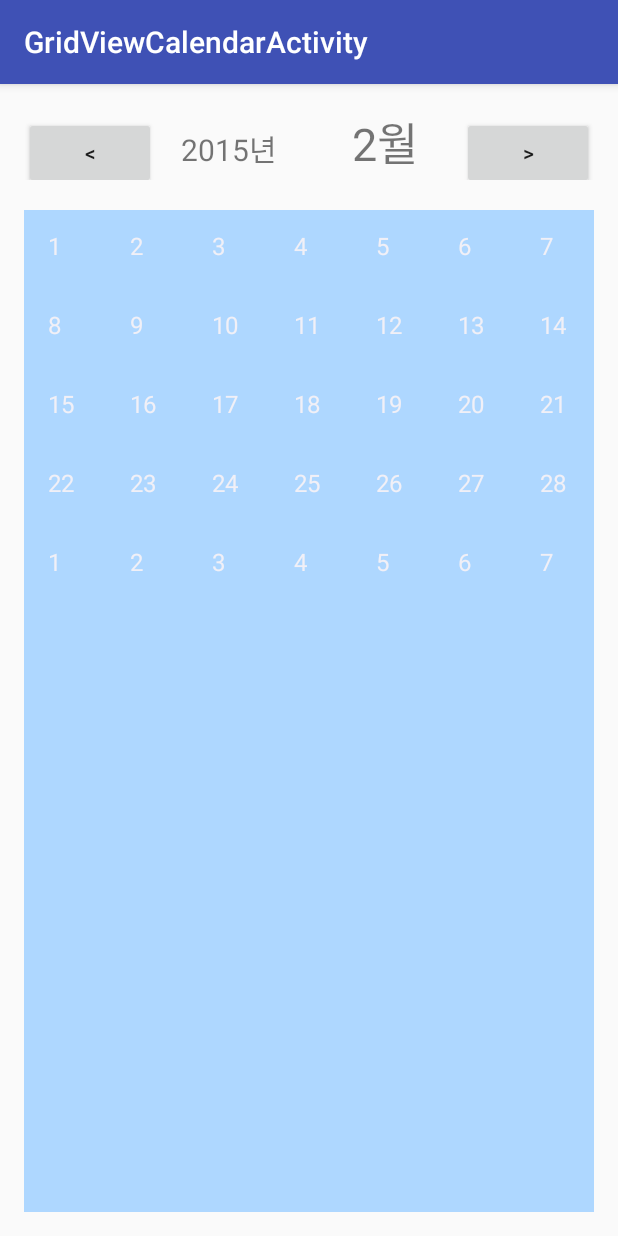
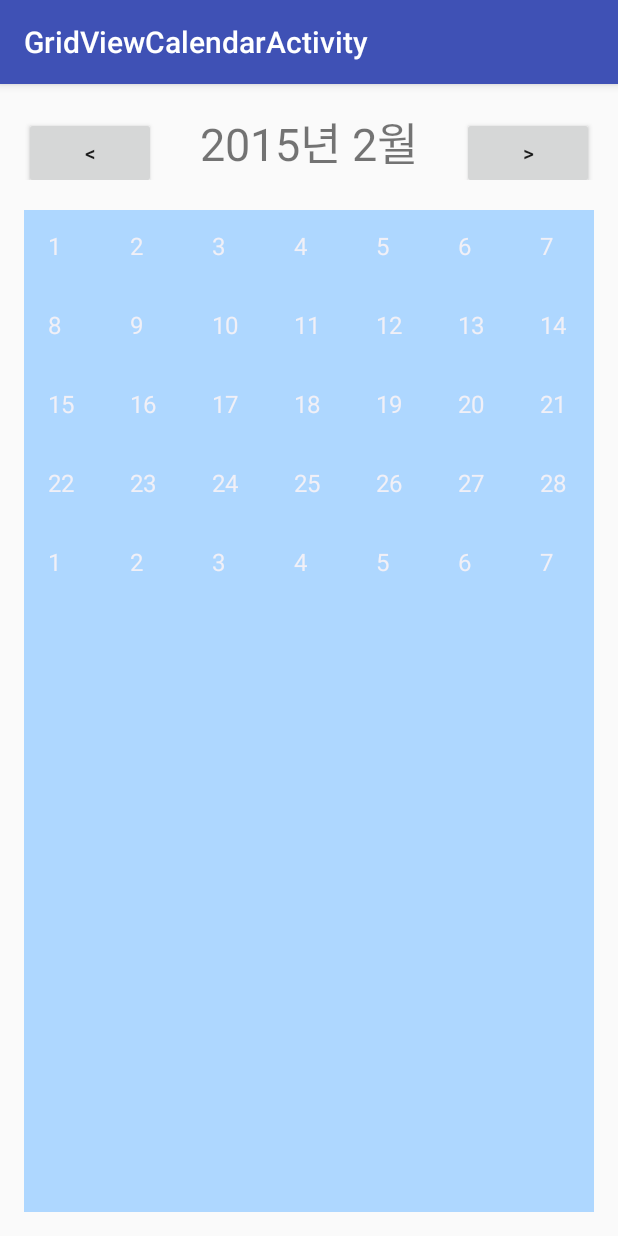
Before and after one commit to baeggot/Hello, an Android app: the GridViewCalendarActivity screen opened directly, with no data from a screen before it, after a tap on an icon or button, on a phone screen of 412 x 824 dp. Run offline under Robolectric (Android 15) with nearby library versions, the phone set to English and light mode, and no system bars.

Commit message:
20150323 -  달력 수정2

```diff
--- a/app/src/main/java/com/baeflower/hello/grid/GridViewCalendarActivity.java
+++ b/app/src/main/java/com/baeflower/hello/grid/GridViewCalendarActivity.java
@@ -24,8 +24,7 @@ public class GridViewCalendarActivity extends ActionBarActivity {
     private ArrayAdapter<Integer> arrayAdapter;
 
     private GridView mCalendarGridView;
-    private TextView mCurrentMonthTextView;
-    private TextView mCurrentYeearTextView;
+    private TextView mCurrentYearMonthTextView;
     private Button mBtnLastMonth;
     private Button mBtnAfterMonth;
 
@@ -52,8 +51,7 @@ public class GridViewCalendarActivity extends ActionBarActivity {
 
         // View
         mCalendarGridView.setAdapter(arrayAdapter);
-        mCurrentYeearTextView.setText(currentYear + "년 ");
-        mCurrentMonthTextView.setText((currentMonth + 1) + "월");
+        mCurrentYearMonthTextView.setText(currentYear + "년 " + (currentMonth + 1) + "월");
 
 
         // Event Handler
@@ -61,8 +59,7 @@ public class GridViewCalendarActivity extends ActionBarActivity {
             @Override
             public void onClick(View v) {
                 setMonthData(BEFORE);
-                mCurrentYeearTextView.setText(currentYear + "년 ");
-                mCurrentMonthTextView.setText((currentMonth + 1) + "월");
+                mCurrentYearMonthTextView.setText(currentYear + "년 " + (currentMonth + 1) + "월");
                 arrayAdapter.notifyDataSetChanged();
             }
         });
@@ -70,8 +67,7 @@ public class GridViewCalendarActivity extends ActionBarActivity {
             @Override
             public void onClick(View v) {
                 setMonthData(AFTER);
-                mCurrentYeearTextView.setText(currentYear + "년 ");
-                mCurrentMonthTextView.setText((currentMonth + 1) + "월");
+                mCurrentYearMonthTextView.setText(currentYear + "년 " + (currentMonth + 1) + "월");
                 arrayAdapter.notifyDataSetChanged();
             }
         });
@@ -84,8 +80,7 @@ public class GridViewCalendarActivity extends ActionBarActivity {
         // mDayArr = new Integer[5][7]; // 7칸 짜리 배열이 5줄
         mDayArr2 = new Integer[35]; // 35칸
         mCalendarGridView = (GridView) findViewById(R.id.gridView_calendar);
-        mCurrentMonthTextView = (TextView) findViewById(R.id.textView_currentMonth);
-        mCurrentYeearTextView = (TextView) findViewById(R.id.textView_currentYear);
+        mCurrentYearMonthTextView = (TextView) findViewById(R.id.textView_currentYearMonth);
         mBtnLastMonth = (Button) findViewById(R.id.btn_lastMonth);
         mBtnAfterMonth = (Button) findViewById(R.id.btn_afterMonth);
         calendar = new GregorianCalendar();
@@ -99,7 +94,6 @@ public class GridViewCalendarActivity extends ActionBarActivity {
         if (flag == BEFORE) {// 이전 달
             calendar.set(calendar.MONTH, currentMonth);
             calendar.add(calendar.MONTH, -1);
-
         } else if (flag == AFTER) {// 다음 달
             calendar.set(calendar.MONTH, currentMonth);
             calendar.add(calendar.MONTH, +1);
@@ -120,7 +114,7 @@ public class GridViewCalendarActivity extends ActionBarActivity {
         calendar.add(calendar.MONTH, -1);
         lastDayOfLastMonth = calendar.getActualMaximum(calendar.DAY_OF_MONTH);
 
-        // 1행에 1일을 해당하는 요일에 맞게 대입
+        // 1행에 1일에 해당하는 index 구하기
         int yoilOfFirstDayIdx = yoilOfFirstDay - 1;
 
         // 현재 달의 1일 이전의 날짜 대입
--- a/app/src/main/res/layout/activity_grid_view_calendar.xml
+++ b/app/src/main/res/layout/activity_grid_view_calendar.xml
@@ -22,15 +22,7 @@
             android:layout_height="wrap_content" />
 
         <TextView
-            android:id="@+id/textView_currentYear"
-            android:text="month"
-            android:layout_width="match_parent"
-            android:layout_height="wrap_content"
-            android:textSize="20sp"
-            android:layout_weight="1"
-            android:gravity="center" />
-        <TextView
-            android:id="@+id/textView_currentMonth"
+            android:id="@+id/textView_currentYearMonth"
             android:text="month"
             android:layout_width="match_parent"
             android:layout_height="wrap_content"
```
